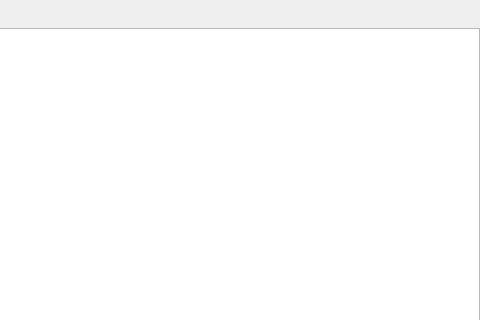
This is UI/tagwidget.ui in Zeks/flipper as Qt 5 draws it before an edit; both pictures show x 173 to 653 and y 0 to 320 of the 653 by 749 pixel window. The edited form follows.
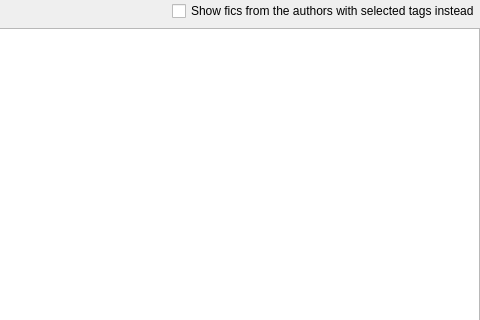
This is the edited form.

Commit message: tried to make author lists, realized I fucked up and dpn't have author  ids

The edit to the form file:
```diff
--- a/UI/tagwidget.ui
+++ b/UI/tagwidget.ui
@@ -155,6 +155,13 @@
        </property>
       </spacer>
      </item>
+     <item>
+      <widget class="QCheckBox" name="chkUseTagsForAuthors">
+       <property name="text">
+        <string>Show fics from the authors with selected tags instead</string>
+       </property>
+      </widget>
+     </item>
     </layout>
    </item>
    <item row="1" column="0">
```
Left out of the diff: 1 changed line with no effect on the pictures. The commit also changes 15 other files.
